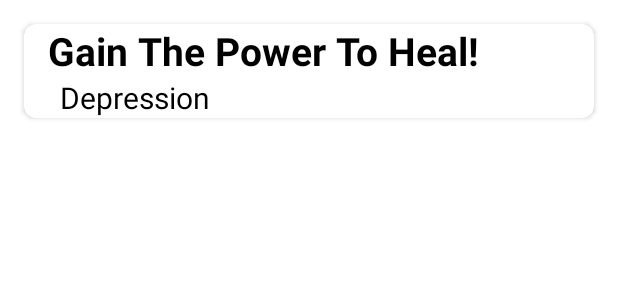
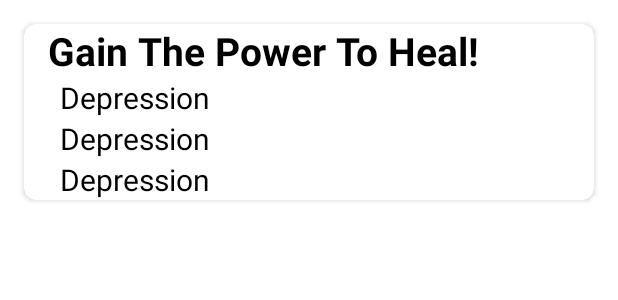
Before and after one commit to saugatlamichhane/Solace, an Android app: the layout groupitem.xml on its own in the app's theme, with its tools: preview values and no code run, on a phone screen of 412 x 824 dp. Shown: the top 300 px of the screen. Run offline under Robolectric (Android 15) with nearby library versions, the phone set to English and light mode, and no system bars.

Commit message:
last 2 messages of each group display in home

```diff
--- a/app/src/main/java/com/thetrailblazers/solace/Group.java
+++ b/app/src/main/java/com/thetrailblazers/solace/Group.java
@@ -1,7 +1,15 @@
 package com.thetrailblazers.solace;
 
 public class Group {
-    private String groupName, heading;
+    private String groupName, heading, msg1, msg2;
+
+    public String getMsg1() {
+        return msg1;
+    }
+
+    public String getMsg2() {
+        return msg2;
+    }
 
     public String getGroupName() {
         return groupName;
--- a/app/src/main/java/com/thetrailblazers/solace/GroupAdapter.java
+++ b/app/src/main/java/com/thetrailblazers/solace/GroupAdapter.java
@@ -32,6 +32,8 @@ public class GroupAdapter extends RecyclerView.Adapter<GroupAdapter.GroupViewHol
         Group group = groupList.get(position);
         holder.groupName.setText(group.getGroupName());
         holder.heading.setText(group.getHeading());
+        holder.msg1.setText(group.getMsg1());
+        holder.msg2.setText(group.getMsg2());
     }
 
     @Override
@@ -41,12 +43,14 @@ public class GroupAdapter extends RecyclerView.Adapter<GroupAdapter.GroupViewHol
 
     public static class GroupViewHolder extends RecyclerView.ViewHolder {
 
-        TextView groupName, heading;
+        TextView groupName, heading, msg1, msg2;
 
         public GroupViewHolder(@NonNull View itemView) {
             super(itemView);
             groupName = itemView.findViewById(R.id.groupName);
             heading = itemView.findViewById(R.id.heading);
+            msg1 = itemView.findViewById(R.id.msg1);
+            msg2 = itemView.findViewById(R.id.msg2);
         }
     }
 }
--- a/app/src/main/res/layout/groupitem.xml
+++ b/app/src/main/res/layout/groupitem.xml
@@ -44,6 +44,36 @@
                 android:textSize="20sp"
                 android:layout_marginLeft="8dp"/>
         </LinearLayout>
+        <LinearLayout
+            android:layout_width="wrap_content"
+            android:layout_height="wrap_content"
+            android:layout_gravity="center_vertical"
+            android:orientation="horizontal">
+
+            <TextView
+                android:id="@+id/msg1"
+                android:layout_width="wrap_content"
+                android:layout_height="wrap_content"
+                android:text="Depression"
+                android:textColor="@color/black"
+                android:textSize="20sp"
+                android:layout_marginLeft="8dp"/>
+        </LinearLayout>
+        <LinearLayout
+            android:layout_width="wrap_content"
+            android:layout_height="wrap_content"
+            android:layout_gravity="center_vertical"
+            android:orientation="horizontal">
+
+            <TextView
+                android:id="@+id/msg2"
+                android:layout_width="wrap_content"
+                android:layout_height="wrap_content"
+                android:text="Depression"
+                android:textColor="@color/black"
+                android:textSize="20sp"
+                android:layout_marginLeft="8dp"/>
+        </LinearLayout>
 
 
     </LinearLayout>
```
